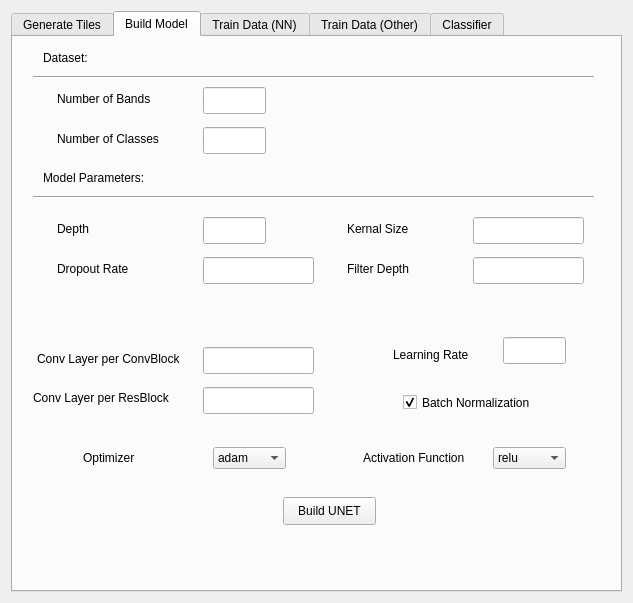
The window that RandomForestClassifier_dialog_base.ui (atishayjn/QGIS-Plugin) describes before a commit, drawn with Qt 5.
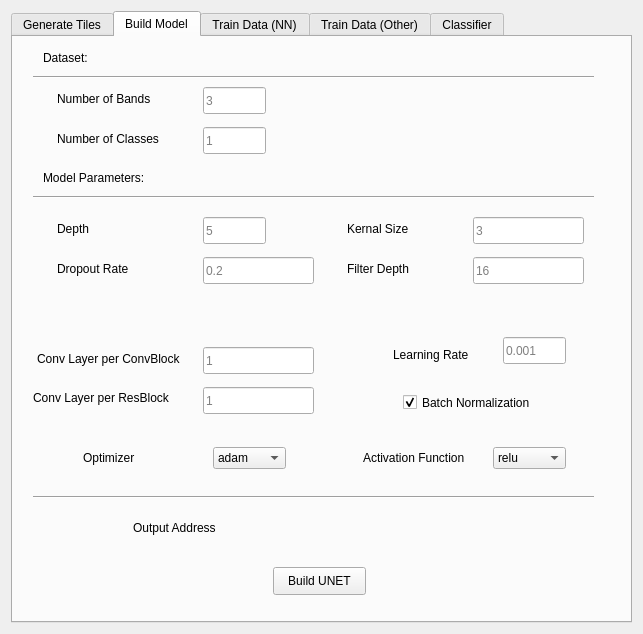
The same window after the commit. The open tabs and pages were chosen to show the change. Custom widgets are drawn as their Qt base class.

Commit message: Train NN (UNET train) updated

Diff of the .ui file:
```diff
--- a/RandomForestClassifier_dialog_base.ui
+++ b/RandomForestClassifier_dialog_base.ui
@@ -6,8 +6,8 @@
    <rect>
     <x>0</x>
     <y>0</y>
-    <width>633</width>
-    <height>603</height>
+    <width>643</width>
+    <height>634</height>
    </rect>
   </property>
   <property name="windowTitle">
@@ -282,8 +282,8 @@
       <widget class="QPushButton" name="Build_Button">
        <property name="geometry">
         <rect>
-         <x>270</x>
-         <y>460</y>
+         <x>260</x>
+         <y>530</y>
          <width>93</width>
          <height>28</height>
         </rect>
@@ -314,6 +314,15 @@
          <height>27</height>
         </rect>
        </property>
+       <property name="placeholderText">
+        <string>3</string>
+       </property>
+       <property name="nullValue">
+        <string/>
+       </property>
+       <property name="defaultValue">
+        <string>3</string>
+       </property>
        <property name="qgisRelation" stdset="0">
         <string notr="true"/>
        </property>
@@ -327,6 +336,15 @@
          <height>27</height>
         </rect>
        </property>
+       <property name="placeholderText">
+        <string>1</string>
+       </property>
+       <property name="nullValue">
+        <string/>
+       </property>
+       <property name="defaultValue">
+        <string>1</string>
+       </property>
        <property name="qgisRelation" stdset="0">
         <string notr="true"/>
        </property>
@@ -356,6 +374,15 @@
        <property name="text">
         <string/>
        </property>
+       <property name="placeholderText">
+        <string>5</string>
+       </property>
+       <property name="nullValue">
+        <string/>
+       </property>
+       <property name="defaultValue">
+        <string>5</string>
+       </property>
        <property name="qgisRelation" stdset="0">
         <string notr="true"/>
        </property>
@@ -398,6 +425,15 @@
        <property name="text">
         <string/>
        </property>
+       <property name="placeholderText">
+        <string>0.2</string>
+       </property>
+       <property name="nullValue">
+        <string/>
+       </property>
+       <property name="defaultValue">
+        <string>0.25</string>
+       </property>
        <property name="qgisRelation" stdset="0">
         <string notr="true"/>
        </property>
@@ -504,6 +540,15 @@
        <property name="text">
         <string/>
        </property>
+       <property name="placeholderText">
+        <string>16</string>
+       </property>
+       <property name="nullValue">
+        <string/>
+       </property>
+       <property name="defaultValue">
+        <string>16</string>
+       </property>
        <property name="qgisRelation" stdset="0">
         <string notr="true"/>
        </property>
@@ -546,6 +591,15 @@
        <property name="text">
         <string/>
        </property>
+       <property name="placeholderText">
+        <string>1</string>
+       </property>
+       <property name="nullValue">
+        <string/>
+       </property>
+       <property name="defaultValue">
+        <string>1</string>
+       </property>
        <property name="qgisRelation" stdset="0">
         <string notr="true"/>
        </property>
@@ -562,6 +616,15 @@
        <property name="text">
         <string/>
        </property>
+       <property name="placeholderText">
+        <string>3</string>
+       </property>
+       <property name="nullValue">
+        <string/>
+       </property>
+       <property name="defaultValue">
+        <string>3</string>
+       </property>
        <property name="qgisRelation" stdset="0">
         <string notr="true"/>
        </property>
@@ -604,6 +667,15 @@
        <property name="text">
         <string/>
        </property>
+       <property name="placeholderText">
+        <string>1</string>
+       </property>
+       <property name="nullValue">
+        <string/>
+       </property>
+       <property name="defaultValue">
+        <string>1</string>
+       </property>
        <property name="qgisRelation" stdset="0">
         <string notr="true"/>
        </property>
@@ -689,10 +761,58 @@
          <height>27</height>
         </rect>
        </property>
+       <property name="placeholderText">
+        <string>0.001</string>
+       </property>
+       <property name="nullValue">
+        <string/>
+       </property>
+       <property name="defaultValue">
+        <string>0.001</string>
+       </property>
        <property name="qgisRelation" stdset="0">
         <string notr="true"/>
        </property>
       </widget>
+      <widget class="QLabel" name="label_36">
+       <property name="geometry">
+        <rect>
+         <x>120</x>
+         <y>470</y>
+         <width>111</width>
+         <height>41</height>
+        </rect>
+       </property>
+       <property name="text">
+        <string>Output Address</string>
+       </property>
+      </widget>
+      <widget class="QgsFileWidget" name="Build_out">
+       <property name="geometry">
+        <rect>
+         <x>220</x>
+         <y>480</y>
+         <width>261</width>
+         <height>27</height>
+        </rect>
+       </property>
+       <property name="storageMode">
+        <enum>QgsFileWidget::GetDirectory</enum>
+       </property>
+      </widget>
+      <widget class="Line" name="line_3">
+       <property name="geometry">
+        <rect>
+         <x>20</x>
+         <y>450</y>
+         <width>561</width>
+         <height>20</height>
+        </rect>
+       </property>
+       <property name="orientation">
+        <enum>Qt::Horizontal</enum>
+       </property>
+      </widget>
      </widget>
      <widget class="QWidget" name="tab_5">
       <attribute name="title">
```
Left out of the diff: 131 changed lines with no effect on the pictures. The commit also changes 2 other files.
